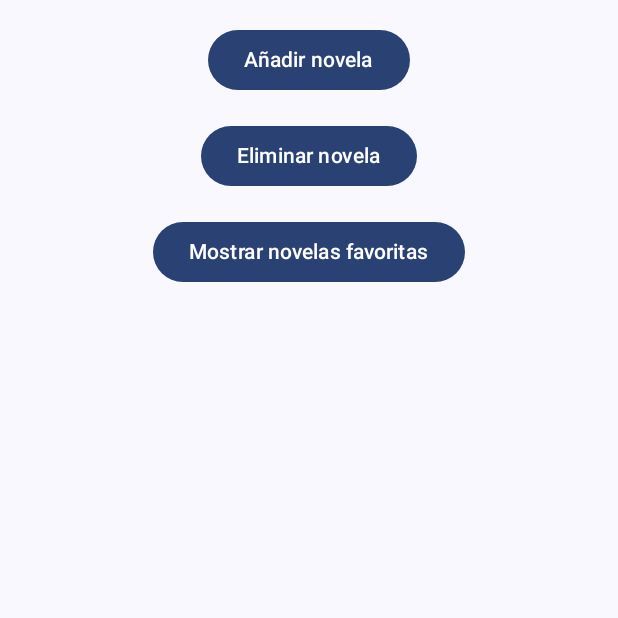
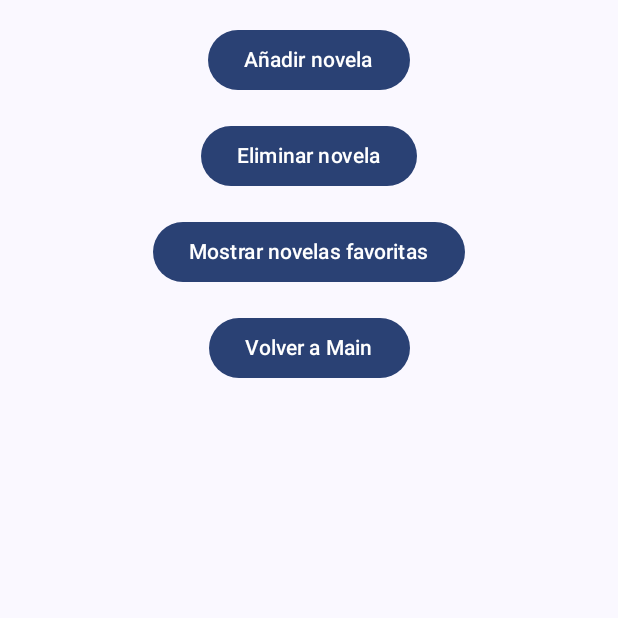
Before and after one commit to ffernandoss/DefinitivoFeedback, an Android app built with Jetpack Compose: the ListaNovelasActivity screen opened directly, with no data from a screen before it, on a phone screen of 412 x 824 dp, the top half of it. Run offline under Robolectric (Android 15) with nearby library versions, the phone set to English and light mode, and no system bars; libraries missing offline, so code that uses them is left out: com.google.firebase.crashlytics.

Commit message:
boton para volver al main y si se va y vuelve se mantienen las novelas añadidas

```diff
--- a/app/build.gradle.kts
+++ b/app/build.gradle.kts
@@ -51,6 +51,7 @@ android {
 
 dependencies {
 
+    implementation ("com.google.code.gson:gson:2.8.8")
     implementation(libs.androidx.core.ktx)
     implementation(libs.androidx.lifecycle.runtime.ktx)
     implementation(libs.androidx.activity.compose)
@@ -60,6 +61,7 @@ dependencies {
     implementation(libs.androidx.ui.tooling.preview)
     implementation(libs.androidx.material3)
     implementation(libs.androidx.recyclerview)
+    implementation(libs.firebase.crashlytics.buildtools)
     testImplementation(libs.junit)
     androidTestImplementation(libs.androidx.junit)
     androidTestImplementation(libs.androidx.espresso.core)
--- a/app/src/main/java/com/example/definitivofeedback/ListaNovelasActivity.kt
+++ b/app/src/main/java/com/example/definitivofeedback/ListaNovelasActivity.kt
@@ -15,6 +15,12 @@ import androidx.compose.ui.viewinterop.AndroidView
 import androidx.recyclerview.widget.LinearLayoutManager
 import androidx.recyclerview.widget.RecyclerView
 import com.example.definitivofeedback.ui.theme.DefinitivoFeedbackTheme
+import android.content.Intent
+import android.content.Context
+import android.content.SharedPreferences
+import com.google.firebase.crashlytics.buildtools.reloc.com.google.common.reflect.TypeToken
+import com.google.gson.Gson
+
 
 class ListaNovelasActivity : ComponentActivity() {
     override fun onCreate(savedInstanceState: Bundle?) {
@@ -43,6 +49,17 @@ fun ListaNovelasScreen(modifier: Modifier = Modifier) {
     var mostrarFavoritas by remember { mutableStateOf(false) }
 
     val context = LocalContext.current
+    val sharedPreferences = context.getSharedPreferences("novelas_prefs", Context.MODE_PRIVATE)
+    val gson = Gson()
+
+    // Load novels from SharedPreferences
+    LaunchedEffect(Unit) {
+        val novelasJson = sharedPreferences.getString("novelas", null)
+        if (novelasJson != null) {
+            val type = object : TypeToken<List<Novela>>() {}.type
+            novelas = gson.fromJson(novelasJson, type)
+        }
+    }
 
     Column(
         modifier = modifier
@@ -61,6 +78,19 @@ fun ListaNovelasScreen(modifier: Modifier = Modifier) {
         Spacer(modifier = Modifier.height(16.dp))
         Button(onClick = { mostrarFavoritas = !mostrarFavoritas }) {
             Text(text = if (mostrarFavoritas) "Mostrar todas las novelas" else "Mostrar novelas favoritas")
+        }
+        Spacer(modifier = Modifier.height(16.dp))
+        Button(onClick = {
+            // Save novels to SharedPreferences
+            val editor = sharedPreferences.edit()
+            val novelasJson = gson.toJson(novelas)
+            editor.putString("novelas", novelasJson)
+            editor.apply()
+
+            val intent = Intent(context, MainActivity::class.java)
+            context.startActivity(intent)
+        }) {
+            Text(text = "Volver a Main")
         }
 
         val novelasAMostrar = if (mostrarFavoritas) novelas.filter { it.isFavorite } else novelas
--- a/gradle/libs.versions.toml
+++ b/gradle/libs.versions.toml
@@ -9,6 +9,7 @@ lifecycleRuntimeKtx = "2.8.6"
 activityCompose = "1.9.2"
 composeBom = "2024.04.01"
 recyclerview = "1.3.2"
+firebaseCrashlyticsBuildtools = "3.0.2"
 
 [libraries]
 androidx-core-ktx = { group = "androidx.core", name = "core-ktx", version.ref = "coreKtx" }
@@ -26,6 +27,7 @@ androidx-ui-test-manifest = { group = "androidx.compose.ui", name = "ui-test-man
 androidx-ui-test-junit4 = { group = "androidx.compose.ui", name = "ui-test-junit4" }
 androidx-material3 = { group = "androidx.compose.material3", name = "material3" }
 androidx-recyclerview = { group = "androidx.recyclerview", name = "recyclerview", version.ref = "recyclerview" }
+firebase-crashlytics-buildtools = { group = "com.google.firebase", name = "firebase-crashlytics-buildtools", version.ref = "firebaseCrashlyticsBuildtools" }
 
 [plugins]
 android-application = { id = "com.android.application", version.ref = "agp" }
```
